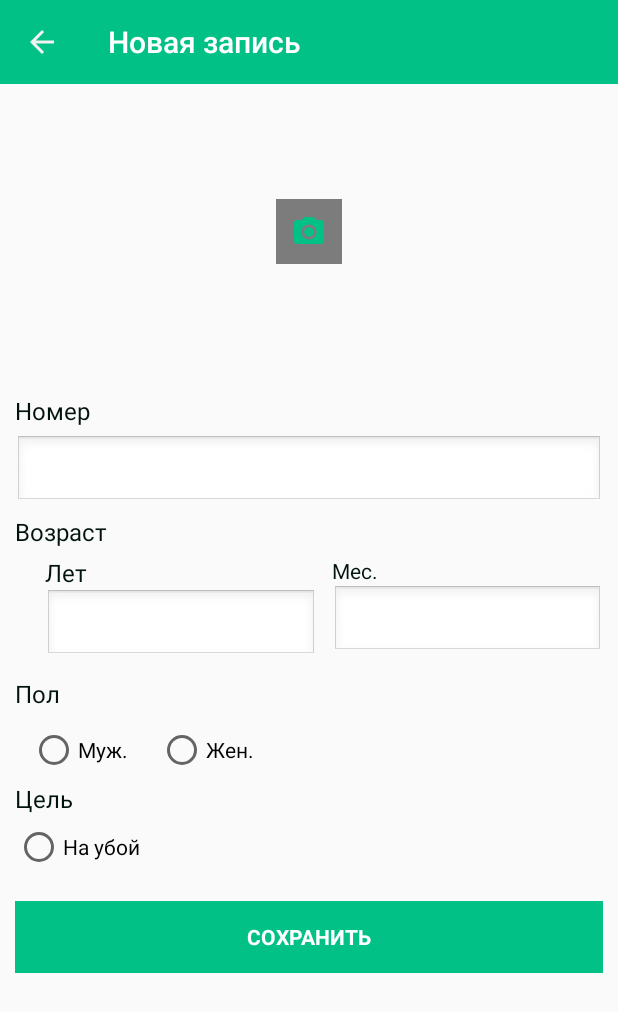
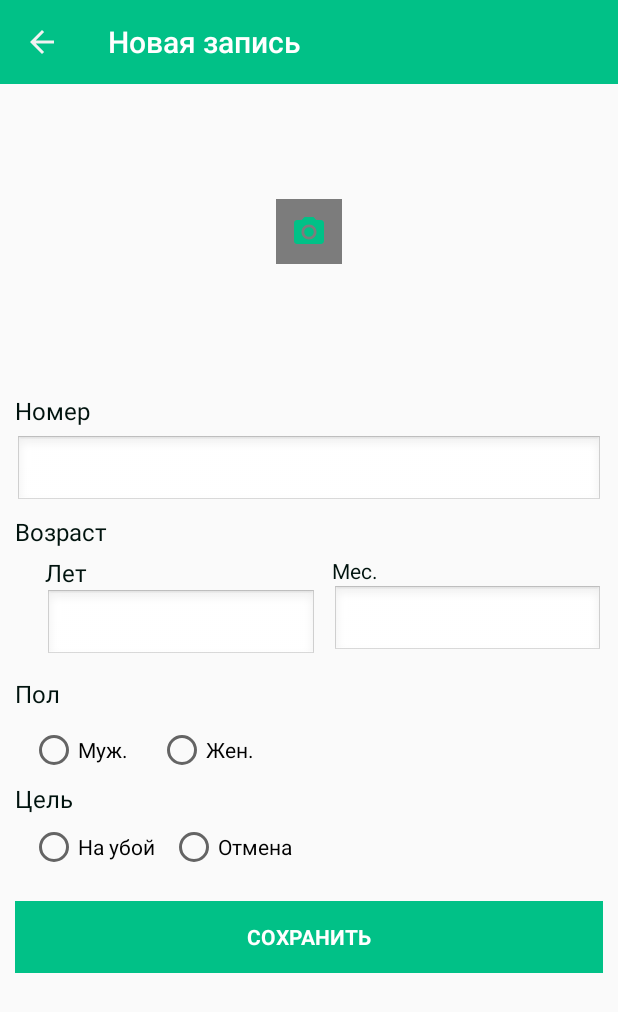
Before and after one commit to jokermt235/CharbaKGAndroid, an Android app: the LsformActivity screen opened directly, with no data from a screen before it, on a phone screen of 412 x 824 dp. Shown: the top 1012 px of the screen. Run offline under Robolectric (Android 15) with nearby library versions, the phone set to English and light mode, and no system bars.

Commit message:
LiveStock edit form

```diff
--- a/app/src/main/java/org/exesoft/charbakg/View/LivestockActivity.java
+++ b/app/src/main/java/org/exesoft/charbakg/View/LivestockActivity.java
@@ -159,5 +159,10 @@ class onItemClickListener implements AdapterView.OnItemClickListener{
     @Override
     public void onItemClick(AdapterView<?> parent, View view, int position, long id) {
         Log.d(TAG, "Item clicked" );
+        Intent intent = new Intent(activity.getApplicationContext(), LsformActivity.class);
+        TextView uid = (TextView)view.findViewById(R.id.livestockUid);
+        intent.putExtra("uid", uid.getText().toString());
+        activity.startActivity(intent);
+        activity.finish();
     }
 }
--- a/app/src/main/java/org/exesoft/charbakg/View/LsformActivity.java
+++ b/app/src/main/java/org/exesoft/charbakg/View/LsformActivity.java
@@ -15,13 +15,16 @@ import android.widget.LinearLayout;
 import android.widget.ProgressBar;
 import android.widget.RadioButton;
 import android.widget.RadioGroup;
+import android.widget.SimpleAdapter;
 import android.widget.Toast;
 
 import org.exesoft.charbakg.Adapter.ImageSliderAdapter;
 import org.exesoft.charbakg.Callback.OnSavedResult;
+import org.exesoft.charbakg.Callback.OnSimpleLoaderResult;
 import org.exesoft.charbakg.Controller.SimpleLoader;
 import org.exesoft.charbakg.R;
 
+import java.util.ArrayList;
 import java.util.Date;
 import java.util.HashMap;
 import java.util.Map;
@@ -40,6 +43,7 @@ public class LsformActivity extends AppCompatActivity {
     private ImageButton cameraBtn;
     private static  final int CAMERA_REQUEST = 1111;
     private RadioButton slaughter;
+    private RadioButton slaughterNegative;
     private ProgressBar progressBar;
     @Override
     protected void onCreate(Bundle savedInstanceState) {
@@ -73,7 +77,24 @@ public class LsformActivity extends AppCompatActivity {
             }
         });
         slaughter = findViewById(R.id.lsFormSlaughter);
+        slaughter.setOnCheckedChangeListener(new CompoundButton.OnCheckedChangeListener() {
+            @Override
+            public void onCheckedChanged(CompoundButton buttonView, boolean isChecked) {
+                if(isChecked){
+                    slaughterNegative.setChecked(false);
+                }
+            }
+        });
         progressBar = findViewById(R.id.progressBar);
+        slaughterNegative = findViewById(R.id.lsFormSlaughterNegative);
+        slaughterNegative.setOnCheckedChangeListener(new CompoundButton.OnCheckedChangeListener() {
+            @Override
+            public void onCheckedChanged(CompoundButton buttonView, boolean isChecked) {
+                if(isChecked){
+                    slaughter.setChecked(false);
+                }
+            }
+        });
     }
 
     protected void onActivityResult(int requestCode, int resultCode, Intent data) {
@@ -86,6 +107,10 @@ public class LsformActivity extends AppCompatActivity {
 
     public LinearLayout getSaveButton() {
         return saveButton;
+    }
+
+    public RadioButton getSlaughterNegative(){
+        return slaughterNegative;
     }
 
     public EditText getSerialNumberEdit() {
@@ -134,6 +159,42 @@ public class LsformActivity extends AppCompatActivity {
         startActivity(new Intent(getApplicationContext(), LivestockActivity.class));
         finish();
     }
+
+    @Override
+    public void onResume(){
+        super.onResume();
+        loadDefaults();
+    }
+
+    private void loadDefaults(){
+        if(getIntent().getStringExtra("uid") != null){
+            final String uid  = getIntent().getStringExtra("uid");
+            SimpleLoader.filter("krs", "uid", uid, new OnSimpleLoaderResult(){
+                @Override
+                public void onResult(ArrayList<Map<String, Object>> items) {
+                    super.onResult(items);
+                    if(!items.isEmpty()){
+                        Map<String, Object> livestock = items.get(0);
+                        getSerialNumberEdit().setText(livestock.get("serial").toString());
+                        getAgeYear().setText(livestock.get("ageYear").toString());
+                        getAgeMonth().setText(livestock.get("ageMonth").toString());
+                        RadioButton sex1 = findViewById(R.id.LSFromMale);
+                        RadioButton sex2 = findViewById(R.id.LSFormFemale);
+                        if(livestock.get("sex").toString().equals(sex1.getText())){
+                            getSexRadioGroup().check(sex1.getId());
+                        }else{
+                            getSexRadioGroup().check(sex2.getId());
+                        }
+                        if((boolean)livestock.get("slaughter")){
+                            getSlaughter().setChecked(true);
+                        }else{
+                            getSlaughterNegative().setChecked(true);
+                        }
+                    }
+                }
+            });
+        }
+    }
 }
 
 class OnClickSave implements View.OnClickListener{
--- a/app/src/main/res/layout/activity_lsform.xml
+++ b/app/src/main/res/layout/activity_lsform.xml
@@ -208,11 +208,25 @@
                 android:text="@string/ls_form_slaughter_label"
                 android:textColor="@color/colorLabelDark"
                 android:textSize="16sp" />
-            <RadioButton
-                android:id="@+id/lsFormSlaughter"
+            <LinearLayout
                 android:layout_width="match_parent"
                 android:layout_height="wrap_content"
-                android:text="@string/ls_form_slaughter" />
+                android:orientation="horizontal">
+
+                <RadioButton
+                    android:id="@+id/lsFormSlaughter"
+                    android:layout_width="wrap_content"
+                    android:layout_height="wrap_content"
+                    android:layout_marginStart="10dip"
+                    android:text="@string/ls_form_slaughter" />
+
+                <RadioButton
+                    android:id="@+id/lsFormSlaughterNegative"
+                    android:layout_width="wrap_content"
+                    android:layout_height="wrap_content"
+                    android:layout_marginStart="10dip"
+                    android:text="@string/cancel" />
+            </LinearLayout>
         </LinearLayout>
 
         <LinearLayout
```
